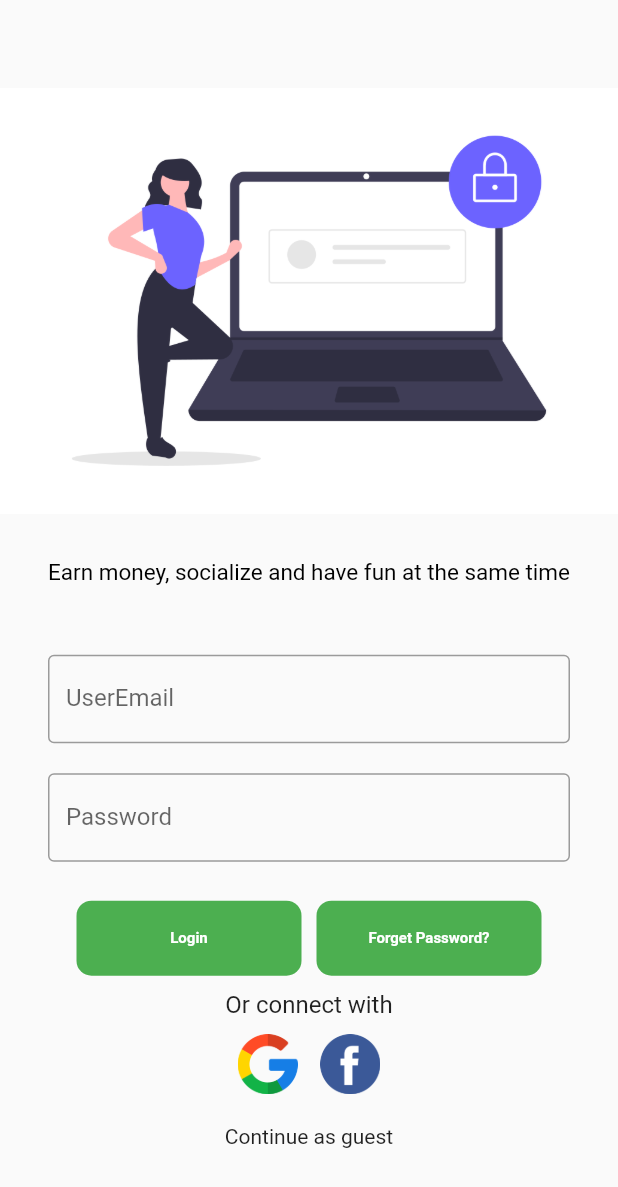
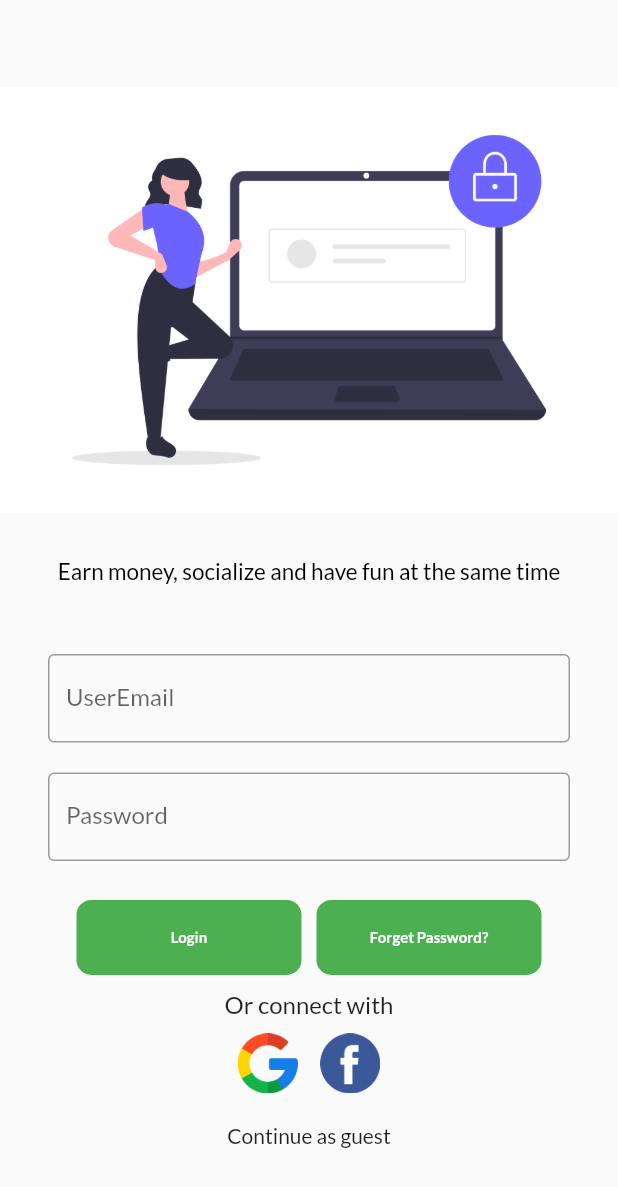
Before and after one commit to sachin53110/food_app_demo, a Flutter app: the screen it shows after launch, on a phone screen of 412 x 824 dp. Shown: the top 1187 px of the screen. Run offline on Flutter 3.47's test engine with Material 2 defaults, Android fonts, the light colour scheme and no system bars; our stand-ins replace google_fonts.

Commit message:
Theme Extraxted

```diff
--- a/lib/main.dart
+++ b/lib/main.dart
@@ -1,6 +1,7 @@
 import 'package:flutter/material.dart';
 import 'package:food_app_demo/pages/login_page.dart';
 import 'package:food_app_demo/route/routes.dart';
+import 'package:food_app_demo/widgets/themes.dart';
 
 import 'pages/home_page.dart';
 
@@ -13,8 +14,8 @@
   Widget build(BuildContext context) {
     return MaterialApp(
         themeMode: ThemeMode.system,
-        darkTheme: ThemeData(
-            brightness: Brightness.dark, primaryColor: Colors.green[400]),
+        theme: MyTheme.lightTheme(context),
+        darkTheme: MyTheme.darkTheme(context),
         routes: {
           "/": (context) => LoginPage(),
           MyRoutes.HomeRout: (context) => HomePage(),
--- a/lib/pages/home_page.dart
+++ b/lib/pages/home_page.dart
@@ -3,11 +3,13 @@
 
 class HomePage extends StatelessWidget {
   int data = 3;
+
   @override
   Widget build(BuildContext context) {
     return Scaffold(
       appBar: AppBar(
         title: const Text("Skilled Tasker"),
+        centerTitle: true,
         backgroundColor: Colors.green,
       ),
       body: Center(
--- /dev/null
+++ b/lib/widgets/themes.dart
@@ -0,0 +1,20 @@
+import 'package:flutter/material.dart';
+
+import 'package:flutter/material.dart';
+import 'package:google_fonts/google_fonts.dart';
+
+class MyTheme {
+  static ThemeData lightTheme(BuildContext context) => ThemeData(
+      primaryColor: Colors.green[400],
+      fontFamily: GoogleFonts.lato().fontFamily,
+      appBarTheme: AppBarTheme(
+        color: Colors.green[300],
+        elevation: 0.0,
+        iconTheme: const IconThemeData(color: Colors.white),
+        // ignore: deprecated_member_use
+        textTheme: Theme.of(context).textTheme,
+      ));
+
+  static ThemeData darkTheme(BuildContext context) =>
+      ThemeData(brightness: Brightness.dark);
+}
```
